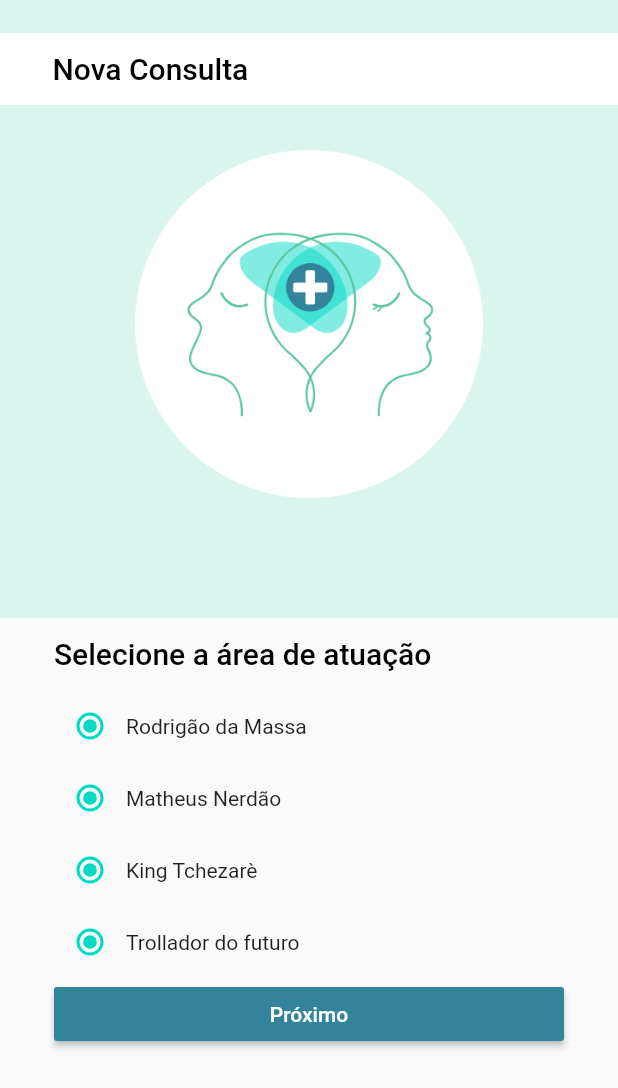
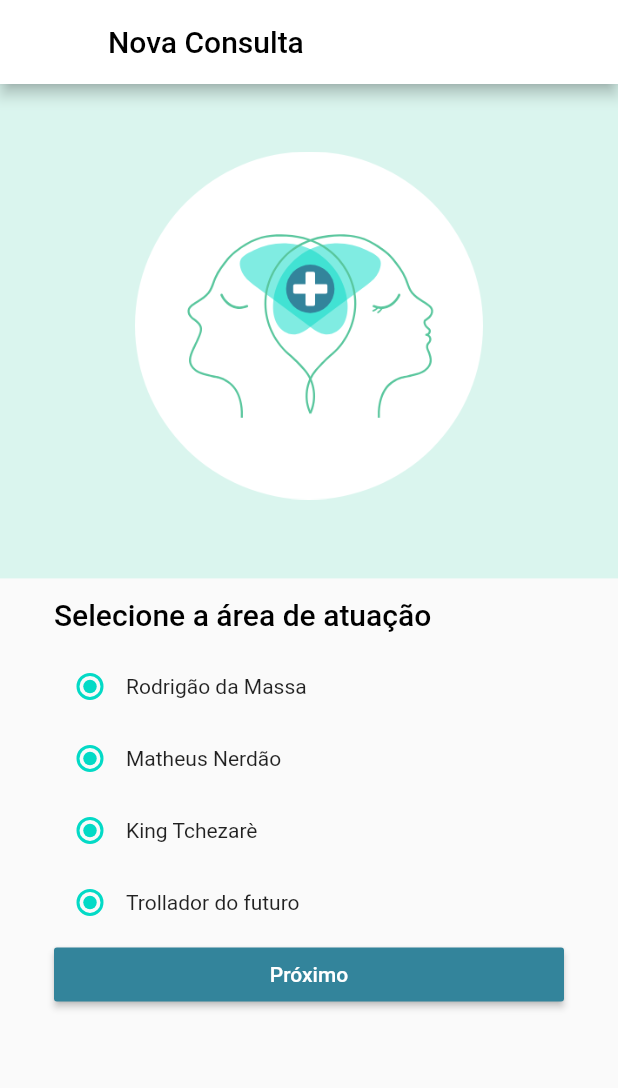
Before and after one commit to MathCastro/Apoio-UnB, a Flutter app: the NovaConsultaProfDispView screen opened by its route, on a phone screen of 412 x 824 dp. Shown: the top 1088 px of the screen. Run offline on Flutter 3.47's test engine with Material 2 defaults, Android fonts, the phone set to English and light mode, and no system bars; our stand-ins replace firebase_auth, firebase_database; accounts and stored records are empty.

Commit message:
rotas e appbar

```diff
--- a/lib/view/NovaConsultaProfDispView.dart
+++ b/lib/view/NovaConsultaProfDispView.dart
@@ -11,47 +11,31 @@ class NovaConsultaProfDispView extends StatelessWidget {
     final double height = MediaQuery.of(context).size.height;
     final double width = MediaQuery.of(context).size.width;
     return Scaffold(
+      appBar: AppBar(
+        backgroundColor: Colors.white,
+        title: Text(
+          "Nova Consulta",
+          style: TextStyle(color: Colors.black),
+        ),
+      ),
       body: Container(
         height: height,
         child: Stack(
           alignment: Alignment.topCenter,
           children: <Widget>[
             Container(
-              height: height * 0.5,
+              height: height * 0.4,
               color: colorLightBlueGreyTwo,
             ),
             Padding(
-                padding: const EdgeInsets.only(top: 22.0, bottom: 40.0),
-                child: Container(
-                  color: Colors.white,
-                  width: width,
-                  height: 48.0,
-                  child: Padding(
-                      padding: const EdgeInsets.only(left: 35.0),
-                      child: Row(
-                        crossAxisAlignment: CrossAxisAlignment.center,
-                        children: <Widget>[
-                          Text(
-                            "Nova Consulta",
-                            style: TextStyle(
-                                color: Colors.black,
-                                fontWeight: FontWeight.w500,
-                                fontFamily: "Roboto",
-                                fontStyle: FontStyle.normal,
-                                fontSize: 20.0),
-                          ),
-                        ],
-                      )),
-                )),
-            Padding(
-              padding: const EdgeInsets.only(top: 100),
+              padding: const EdgeInsets.only(top: 45),
               child: Image.asset(
                 'assets/drawable-xhdpi/illustration-profissionais-disponiveis.png',
                 width: width - 180,
               ),
             ),
             Positioned(
-              top: height * 0.5,
+              top: height * 0.4,
               child: Container(
                 width: width - 72,
                 height: height * 0.5,
@@ -119,6 +103,7 @@ class NovaConsultaProfDispView extends StatelessWidget {
                     RaisedButton(
                       color: colorMutedBlue,
                       onPressed: () {
+                        Navigator.pushNamed(context, '/home');
                       },
                       child: Center(
                         child: Text(
```
Also changed, not shown: lib/view/NovaConsultaAreaAtuacaoView.dart (+4 -3 lines), lib/view/NovaConsultaUnidAtendView.dart (+13 -27 lines).
